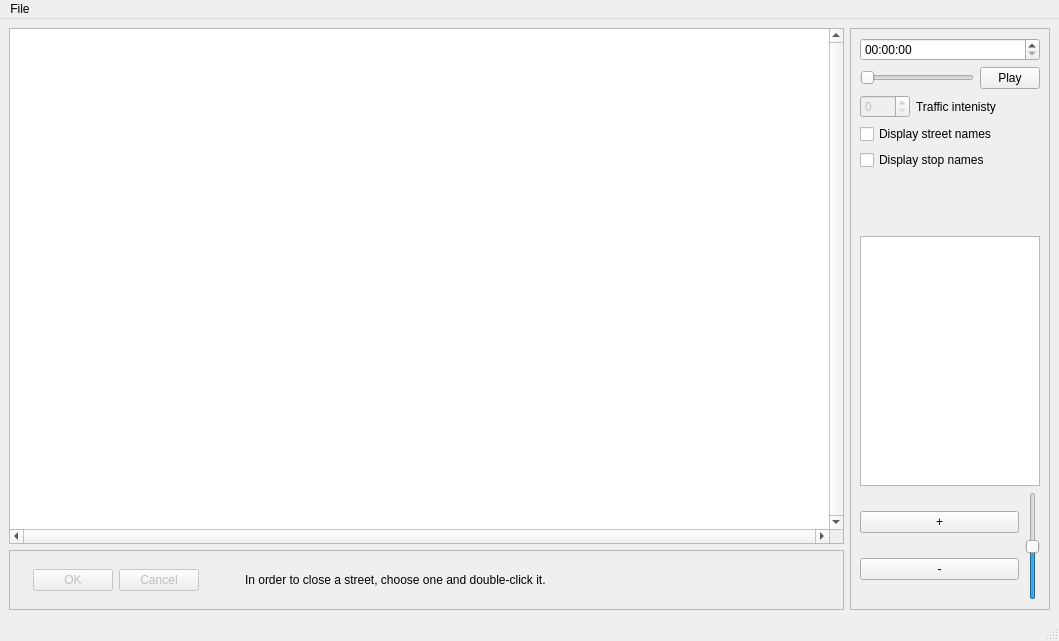
First picture: the form in src/traffic/mainwindow.ui, repository pirxus/VUT-FIT-ICP-project, before the edit.
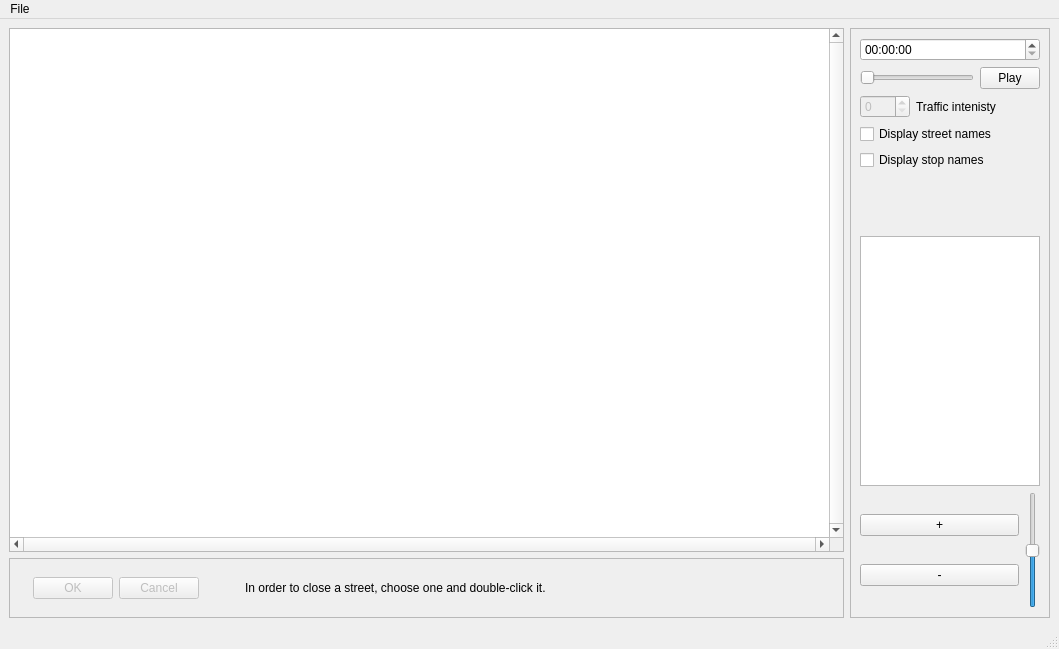
Second picture: the form after the edit.

```diff
--- a/src/traffic/mainwindow.ui
+++ b/src/traffic/mainwindow.ui
@@ -10,7 +10,7 @@
     <x>0</x>
     <y>0</y>
     <width>1059</width>
-    <height>641</height>
+    <height>649</height>
    </rect>
   </property>
   <property name="sizePolicy">
```
Left out of the diff: 11 changed lines with no effect on the pictures.
